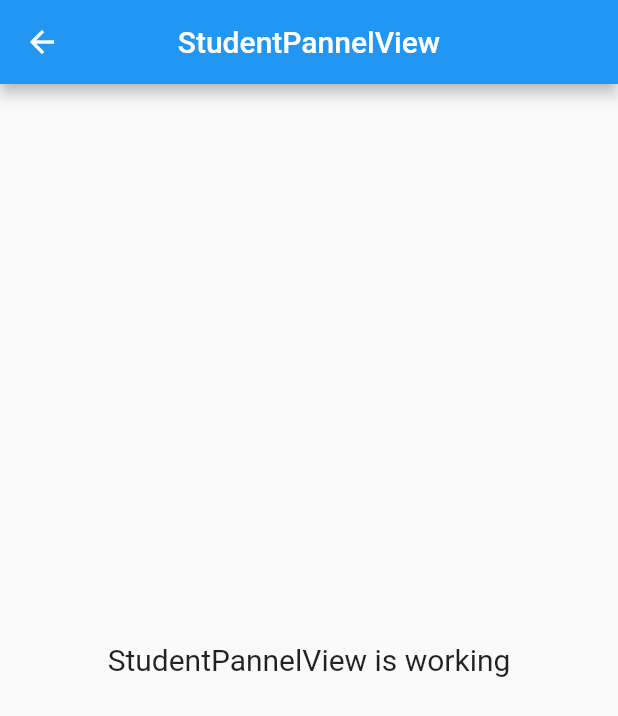
After one commit to momin-mostafa/smuct_library_management_system, a Flutter app: the StudentPannelView screen opened by its route, on a phone screen of 412 x 824 dp. The commit adds this screen. Shown: the top 716 px of the screen. Run offline on Flutter 3.47's test engine with Material 2 defaults, Android fonts, the phone set to English and light mode, and no system bars; our stand-ins replace get, syncfusion_flutter_charts.

Commit message:
student pannel module added

```diff
--- /dev/null
+++ b/lib/app/modules/student_pannel/views/student_pannel_view.dart
@@ -0,0 +1,24 @@
+import 'package:flutter/material.dart';
+
+import 'package:get/get.dart';
+
+import '../controllers/student_pannel_controller.dart';
+
+class StudentPannelView extends GetView<StudentPannelController> {
+  const StudentPannelView({Key? key}) : super(key: key);
+  @override
+  Widget build(BuildContext context) {
+    return Scaffold(
+      appBar: AppBar(
+        title: const Text('StudentPannelView'),
+        centerTitle: true,
+      ),
+      body: Center(
+        child: Text(
+          'StudentPannelView is working',
+          style: TextStyle(fontSize: 20),
+        ),
+      ),
+    );
+  }
+}
--- a/lib/app/routes/app_pages.dart
+++ b/lib/app/routes/app_pages.dart
@@ -2,6 +2,8 @@ import 'package:get/get.dart';
 
 import '../modules/home/bindings/home_binding.dart';
 import '../modules/home/views/home_view.dart';
+import '../modules/student_pannel/bindings/student_pannel_binding.dart';
+import '../modules/student_pannel/views/student_pannel_view.dart';
 
 part 'app_routes.dart';
 
@@ -16,5 +18,10 @@ class AppPages {
       page: () => const HomeView(),
       binding: HomeBinding(),
     ),
+    GetPage(
+      name: _Paths.STUDENT_PANNEL,
+      page: () => const StudentPannelView(),
+      binding: StudentPannelBinding(),
+    ),
   ];
 }
--- a/lib/app/routes/app_routes.dart
+++ b/lib/app/routes/app_routes.dart
@@ -4,9 +4,11 @@ part of 'app_pages.dart';
 abstract class Routes {
   Routes._();
   static const home = _Paths.home;
+  static const STUDENT_PANNEL = _Paths.STUDENT_PANNEL;
 }
 
 abstract class _Paths {
   _Paths._();
   static const home = '/home';
+  static const STUDENT_PANNEL = '/student-pannel';
 }
```
Also changed, not shown: lib/app/modules/student_pannel/bindings/student_pannel_binding.dart (added, +12 -0 lines), lib/app/modules/student_pannel/controllers/student_pannel_controller.dart (added, +23 -0 lines).
